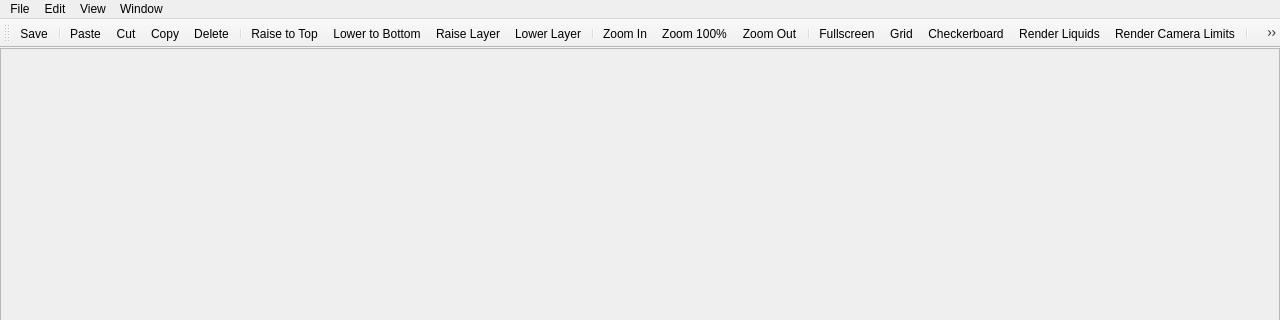
Above: leveleditor/leveleditorwindow.ui from ExplosBlue/CoinKiller before the change; both pictures show x 0 to 1280 and y 0 to 320 of the 1280 by 700 pixel window. Below: the same form after it.
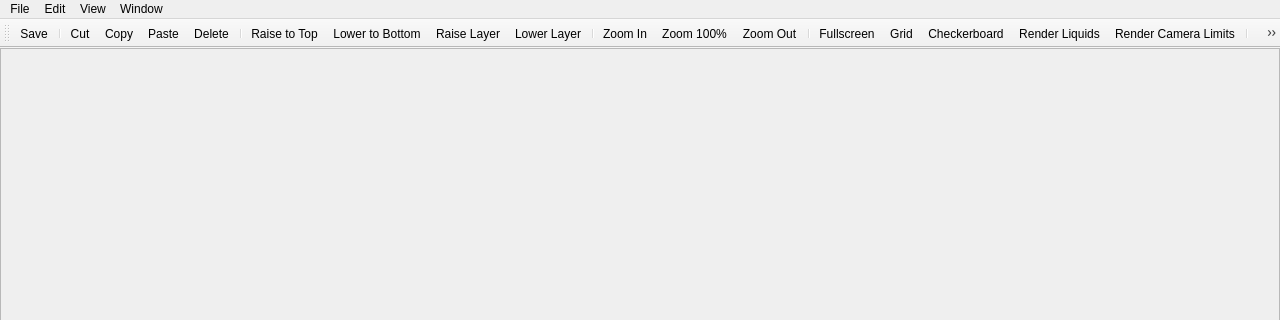
That is the form after the change.

Commit message:
Reorganized Edit menu and toolbar (#86)
* Reorganized menu icons

* Added new copy icon

Diff of the .ui file:
```diff
--- a/leveleditor/leveleditorwindow.ui
+++ b/leveleditor/leveleditorwindow.ui
@@ -143,9 +143,9 @@
    </attribute>
    <addaction name="actionSave"/>
    <addaction name="separator"/>
-   <addaction name="actionPaste"/>
    <addaction name="actionCut"/>
    <addaction name="actionCopy"/>
+   <addaction name="actionPaste"/>
    <addaction name="actionDelete"/>
    <addaction name="separator"/>
    <addaction name="actionRaise"/>
@@ -172,7 +172,6 @@
    <addaction name="separator"/>
    <addaction name="actionAddArea"/>
    <addaction name="actionDeleteCurrentArea"/>
-   <addaction name="separator"/>
   </widget>
   <action name="actionToggleLayer1">
    <property name="checkable">
```
Left out of the diff: 2 changed lines with no effect on the pictures. The commit also changes 2 other files.
